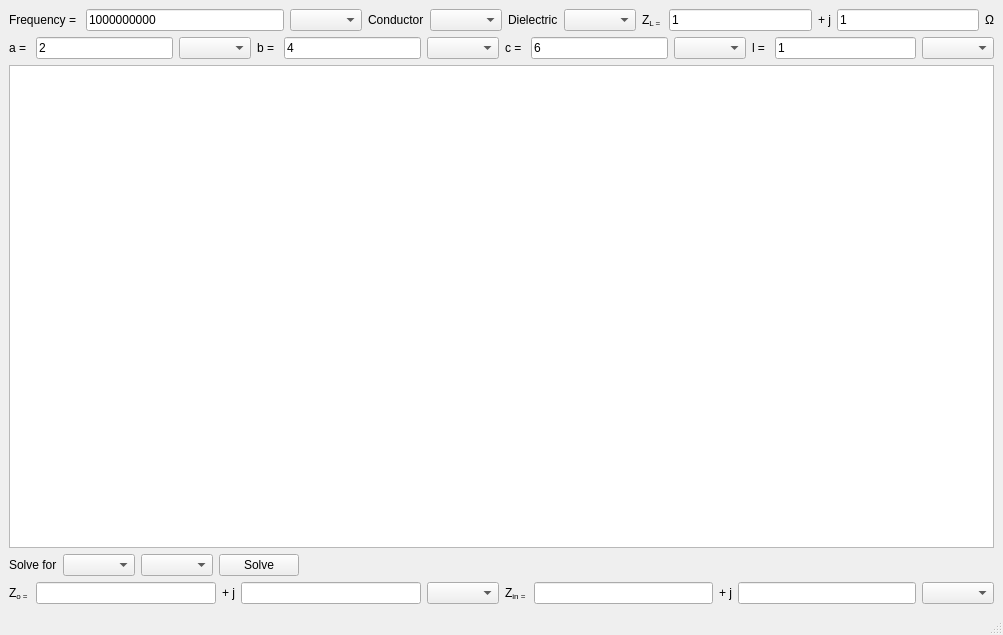
This is main_gui.ui in cativenom/CoaxCableProject as Qt 5 draws it before an edit. The edited form follows.
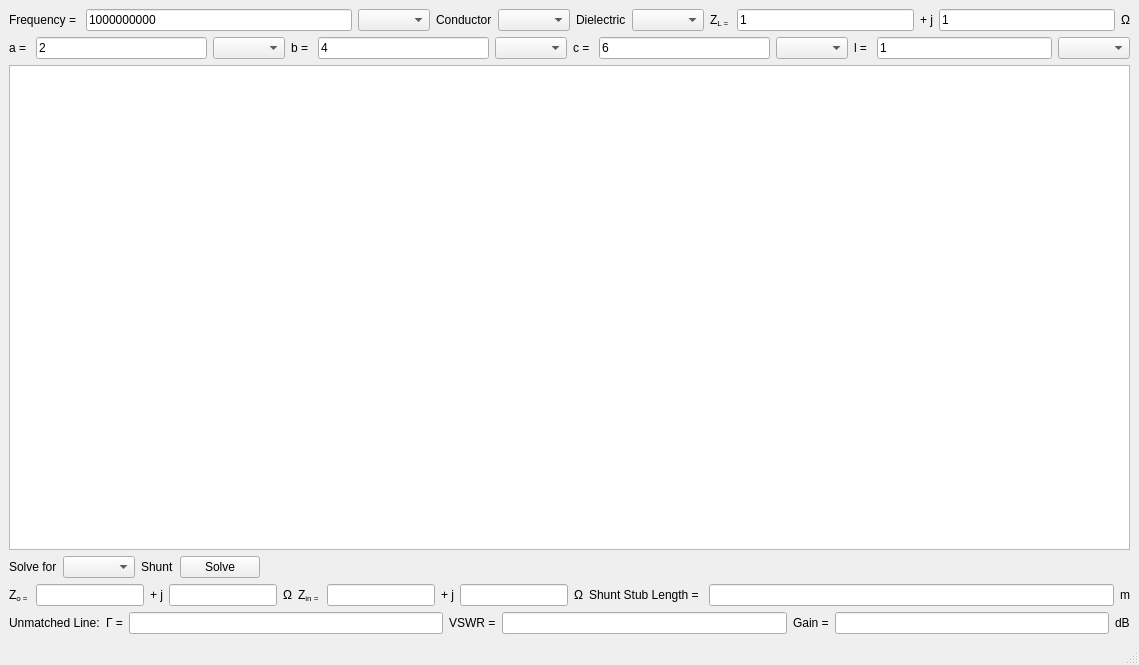
This is the edited form.

Commit message: Added vswr, ref, and other fun things to gui

```diff
--- a/main_gui.ui
+++ b/main_gui.ui
@@ -6,8 +6,8 @@
    <rect>
     <x>0</x>
     <y>0</y>
-    <width>1003</width>
-    <height>635</height>
+    <width>1139</width>
+    <height>665</height>
    </rect>
   </property>
   <property name="windowTitle">
@@ -215,7 +215,11 @@
            <widget class="QComboBox" name="termination_box"/>
           </item>
           <item>
-           <widget class="QComboBox" name="connection_box"/>
+           <widget class="QLabel" name="label_25">
+            <property name="text">
+             <string>Shunt</string>
+            </property>
+           </widget>
           </item>
           <item>
            <widget class="QPushButton" name="solve_btn">
@@ -240,7 +244,9 @@
          </layout>
         </item>
         <item>
-         <layout class="QHBoxLayout" name="horizontalLayout_12">
+         <layout class="QHBoxLayout" name="horizontalLayout_19">
+          <item>
+           <layout class="QHBoxLayout" name="horizontalLayout_18">
           <item>
            <layout class="QHBoxLayout" name="horizontalLayout_5">
             <item>
@@ -272,12 +278,16 @@
              </widget>
             </item>
             <item>
-             <widget class="QComboBox" name="ohmUnits"/>
+               <widget class="QLabel" name="label_10">
+                <property name="text">
+                 <string>Ω</string>
+                </property>
+               </widget>
             </item>
            </layout>
           </item>
           <item>
-           <layout class="QHBoxLayout" name="horizontalLayout_14">
+             <layout class="QHBoxLayout" name="horizontalLayout_12">
             <item>
              <widget class="QLabel" name="label_16">
               <property name="text">
@@ -307,7 +317,110 @@
              </widget>
             </item>
             <item>
-             <widget class="QComboBox" name="ohmUnits_3"/>
+               <widget class="QLabel" name="label_15">
+                <property name="text">
+                 <string>Ω</string>
+                </property>
+               </widget>
+              </item>
+             </layout>
+            </item>
+           </layout>
+          </item>
+          <item>
+           <layout class="QHBoxLayout" name="horizontalLayout_13">
+            <item>
+             <widget class="QLabel" name="label_18">
+              <property name="text">
+               <string>&lt;html&gt;&lt;head/&gt;&lt;body&gt;&lt;p&gt;Shunt Stub Length = &lt;/p&gt;&lt;/body&gt;&lt;/html&gt;</string>
+              </property>
+             </widget>
+            </item>
+            <item>
+             <widget class="QLineEdit" name="shunt_stub_length">
+              <property name="readOnly">
+               <bool>true</bool>
+              </property>
+             </widget>
+            </item>
+            <item>
+             <widget class="QLabel" name="label_24">
+              <property name="text">
+               <string>m</string>
+              </property>
+             </widget>
+            </item>
+           </layout>
+          </item>
+         </layout>
+        </item>
+        <item>
+         <layout class="QHBoxLayout" name="horizontalLayout_17">
+          <item>
+           <widget class="QLabel" name="label_23">
+            <property name="text">
+             <string>Unmatched Line:</string>
+            </property>
+           </widget>
+          </item>
+          <item>
+           <layout class="QHBoxLayout" name="horizontalLayout_15">
+            <item>
+             <widget class="QLabel" name="label_20">
+              <property name="text">
+               <string>&lt;html&gt;&lt;head/&gt;&lt;body&gt;&lt;p&gt;Γ =&lt;/p&gt;&lt;/body&gt;&lt;/html&gt;</string>
+              </property>
+             </widget>
+            </item>
+            <item>
+             <widget class="QLineEdit" name="reflection">
+              <property name="readOnly">
+               <bool>true</bool>
+              </property>
+             </widget>
+            </item>
+           </layout>
+          </item>
+          <item>
+           <layout class="QHBoxLayout" name="horizontalLayout_16">
+            <item>
+             <widget class="QLabel" name="label_19">
+              <property name="text">
+               <string>&lt;html&gt;&lt;head/&gt;&lt;body&gt;&lt;p&gt;VSWR =&lt;/p&gt;&lt;/body&gt;&lt;/html&gt;</string>
+              </property>
+             </widget>
+            </item>
+            <item>
+             <widget class="QLineEdit" name="vswr">
+              <property name="readOnly">
+               <bool>true</bool>
+              </property>
+             </widget>
+            </item>
+           </layout>
+          </item>
+          <item>
+           <layout class="QHBoxLayout" name="horizontalLayout_14">
+            <item>
+             <widget class="QLabel" name="label_21">
+              <property name="text">
+               <string>&lt;html&gt;&lt;head/&gt;&lt;body&gt;&lt;p&gt;Gain =&lt;/p&gt;&lt;/body&gt;&lt;/html&gt;</string>
+              </property>
+             </widget>
+            </item>
+            <item>
+             <widget class="QLineEdit" name="gain">
+              <property name="readOnly">
+               <bool>true</bool>
+              </property>
+             </widget>
+            </item>
+            <item>
+             <widget class="QLabel" name="label_22">
+              <property name="text">
+               <string>dB</string>
+              </property>
+             </widget>
             </item>
            </layout>
           </item>
```
Left out of the diff: 4 changed lines with no effect on the pictures. Lines whose indentation alone changed are shown as unchanged. The commit also changes 3 other files.
